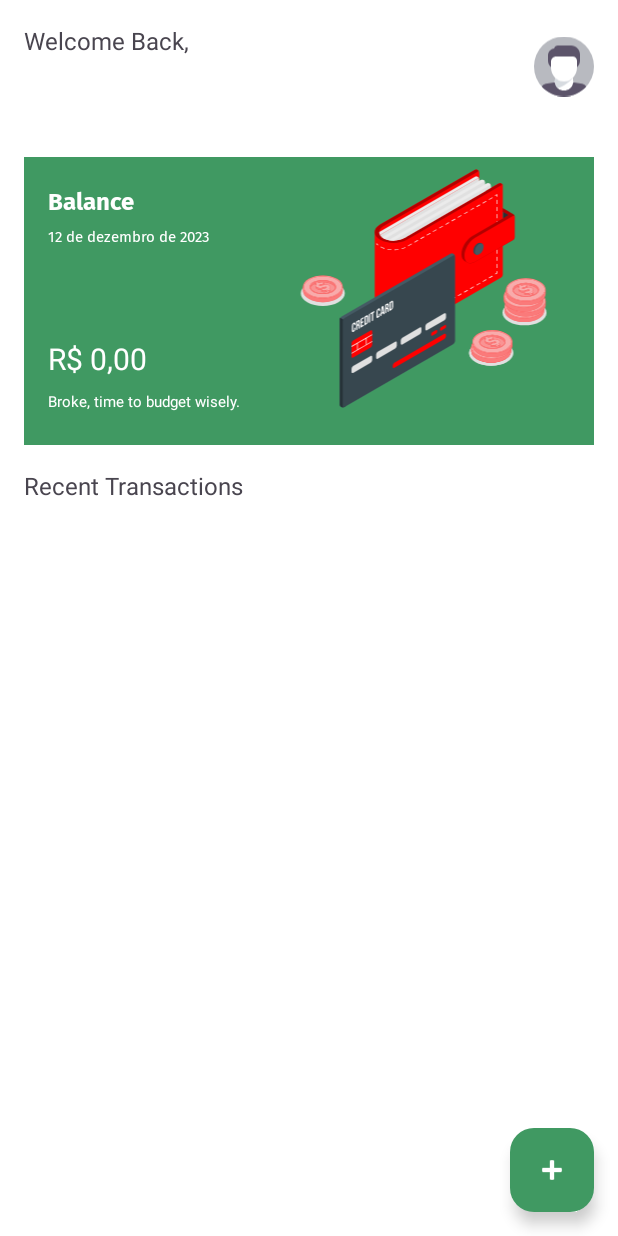
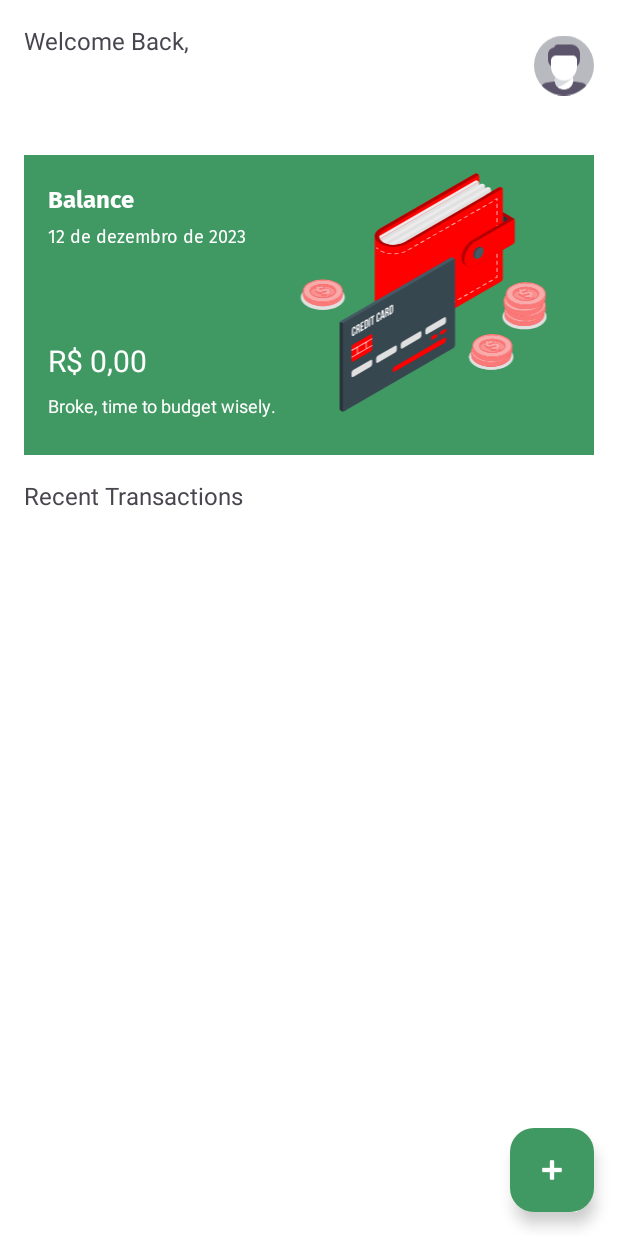
Before and after one commit to franklaercio/financial-android-app, an Android app: the HomeActivity screen opened directly, with no data from a screen before it, on a phone screen of 412 x 824 dp. Run offline under Robolectric (Android 15) with nearby library versions, the phone set to English and light mode, and no system bars; Roboto replaces fonts that are not available here.

Commit message:
fix: adjusting colors, layout and methods

```diff
--- a/app/src/main/java/com/github/finacial/activities/HomeActivity.java
+++ b/app/src/main/java/com/github/finacial/activities/HomeActivity.java
@@ -3,6 +3,7 @@ package com.github.finacial.activities;
 import android.content.Context;
 import android.content.Intent;
 import android.content.SharedPreferences;
+import android.graphics.Color;
 import android.os.Bundle;
 import android.view.View;
 import android.widget.TextView;
@@ -78,7 +79,7 @@ public class HomeActivity extends AppCompatActivity {
         if(amount > 0) {
             return "Money's good, let's save wisely.";
         } else if (amount < 0) {
-            return "Debt alert, time to strategize.";
+            return "Debit alert, time to strategics.";
         } else {
             return "Broke, time to budget wisely.";
         }
--- a/app/src/main/res/layout/activity_home.xml
+++ b/app/src/main/res/layout/activity_home.xml
@@ -67,7 +67,7 @@
     <LinearLayout
         android:id="@+id/linearLayout"
         android:layout_width="0dp"
-        android:layout_height="192dp"
+        android:layout_height="200dp"
         android:layout_marginStart="16dp"
         android:layout_marginEnd="16dp"
         android:background="@color/green"
@@ -102,7 +102,7 @@
             android:fontFamily="@font/fira_sans"
             android:text="Today, 09 Sept 2023"
             android:textColor="@color/white"
-            android:textSize="10sp" />
+            android:textSize="12sp" />
 
         <!-- Nome do titular do cartão -->
 
@@ -124,7 +124,7 @@
             android:layout_height="wrap_content"
             android:text="up by 24% from last month"
             android:textColor="@color/white"
-            android:textSize="10sp" />
+            android:textSize="12sp" />
     </LinearLayout>
 
     <androidx.recyclerview.widget.RecyclerView
```
